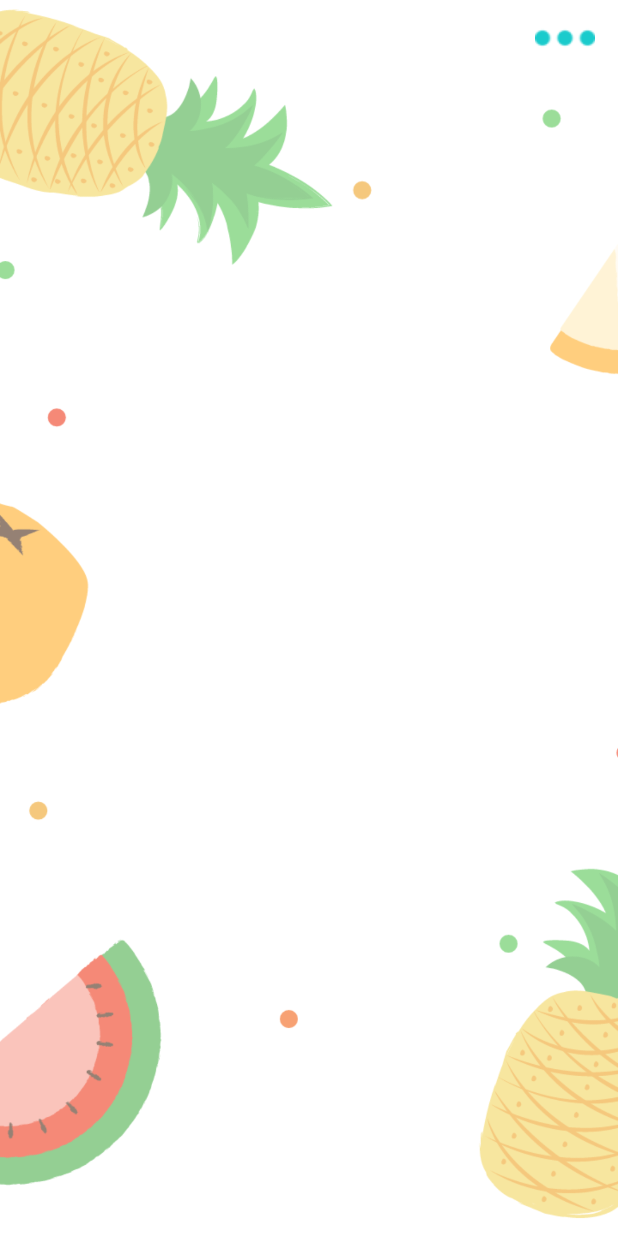
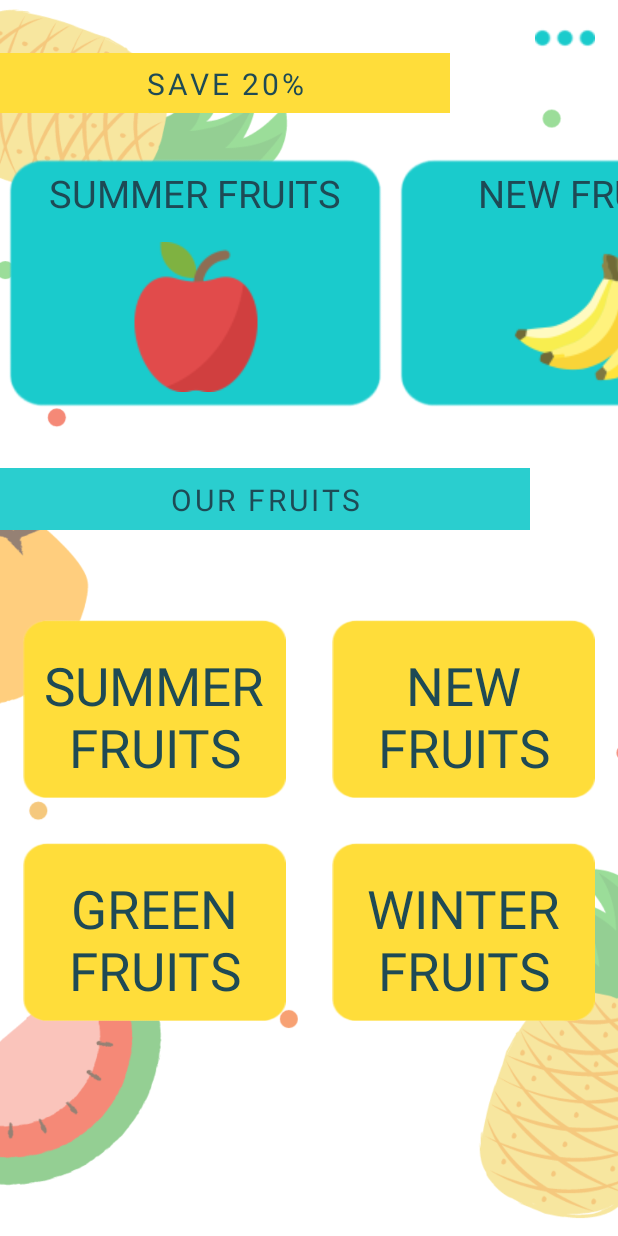
Before and after one commit to Loiy2002-SW/Lemo-Mall, an Android app: the screen it shows after launch (HomeScreen), on a phone screen of 412 x 824 dp. Run offline under Robolectric (Android 15) with nearby library versions, the phone set to English and light mode, and no system bars.

Commit message:
Finish Home Screen

```diff
--- a/app/build.gradle
+++ b/app/build.gradle
@@ -36,4 +36,7 @@ dependencies {
     testImplementation 'junit:junit:4.13.2'
     androidTestImplementation 'androidx.test.ext:junit:1.1.5'
     androidTestImplementation 'androidx.test.espresso:espresso-core:3.5.1'
+
+    // viewPager2 library
+    implementation 'androidx.viewpager2:viewpager2:1.1.0-alpha01'
 }
--- /dev/null
+++ b/app/src/main/java/com/loiy/lemomall/adapter/RecyclerHorizontalAdapter.java
@@ -0,0 +1,95 @@
+package com.loiy.lemomall.adapter;
+
+import android.content.Context;
+import android.view.LayoutInflater;
+import android.view.View;
+import android.view.ViewGroup;
+import android.widget.ImageView;
+import android.widget.TextView;
+import android.widget.Toast;
+
+import androidx.annotation.NonNull;
+import androidx.constraintlayout.widget.ConstraintLayout;
+import androidx.recyclerview.widget.RecyclerView;
+
+import com.loiy.lemomall.R;
+import com.loiy.lemomall.model.RecyclerModel;
+
+import java.util.List;
+
+public class RecyclerHorizontalAdapter extends RecyclerView.Adapter<RecyclerHorizontalAdapter.RecyclerHolder> {
+
+    Context mContext;
+    List<RecyclerModel> fruitList;
+
+    public RecyclerHorizontalAdapter(Context mContext, List<RecyclerModel> fruitList) {
+        this.mContext = mContext;
+        this.fruitList = fruitList;
+    }
+
+    @NonNull
+    @Override
+    public RecyclerHolder onCreateViewHolder(@NonNull ViewGroup parent, int viewType) {
+        LayoutInflater inflater = LayoutInflater.from(mContext);
+        View view = inflater.inflate(R.layout.recycler_horizontal_list_item, parent, false);
+
+        return new RecyclerHolder(view);
+    }
+
+    @Override
+    public void onBindViewHolder(@NonNull RecyclerHolder holder, int position) {
+
+
+        holder.list_fruit_name_textview.setText(fruitList.get(position).getFruitName());
+        holder.list_fruit_image_imageview.setImageResource(fruitList.get(position).getFruitImage());
+
+        holder.list_constraint.setOnClickListener(v -> {
+
+            switch (position){
+
+                case 0:
+                    Toast.makeText(mContext,fruitList.get(position).getFruitName() , Toast.LENGTH_SHORT).show();
+                    break;
+
+                case 1:
+                    Toast.makeText(mContext,fruitList.get(position).getFruitName() , Toast.LENGTH_SHORT).show();
+                    break;
+
+                case 2:
+                    Toast.makeText(mContext,fruitList.get(position).getFruitName() , Toast.LENGTH_SHORT).show();
+                    break;
+
+                case 3:
+                    Toast.makeText(mContext,fruitList.get(position).getFruitName() , Toast.LENGTH_SHORT).show();
+
+
+            }
+
+        });
+
+
+    }
+
+    @Override
+    public int getItemCount() {
+        return fruitList.size();
+    }
+
+
+
+    public class RecyclerHolder extends RecyclerView.ViewHolder {
+
+        ConstraintLayout list_constraint;
+        TextView list_fruit_name_textview;
+        ImageView list_fruit_image_imageview;
+
+        public RecyclerHolder(@NonNull View itemView) {
+            super(itemView);
+
+            list_constraint = itemView.findViewById(R.id.list_horizontal_constraint);
+
+            list_fruit_name_textview = itemView.findViewById(R.id.list_fruit_name_textview);
+            list_fruit_image_imageview = itemView.findViewById(R.id.list_fruit_image_imageview);
+        }
+    }
+}
--- /dev/null
+++ b/app/src/main/java/com/loiy/lemomall/adapter/RecyclerVerticalAdapter.java
@@ -0,0 +1,91 @@
+package com.loiy.lemomall.adapter;
+
+import android.content.Context;
+import android.view.LayoutInflater;
+import android.view.View;
+import android.view.ViewGroup;
+import android.widget.ImageView;
+import android.widget.TextView;
+import android.widget.Toast;
+
+import androidx.annotation.NonNull;
+import androidx.constraintlayout.widget.ConstraintLayout;
+import androidx.recyclerview.widget.RecyclerView;
+
+import com.loiy.lemomall.R;
+import com.loiy.lemomall.model.RecyclerModel;
+
+import java.util.List;
+
+public class RecyclerVerticalAdapter extends RecyclerView.Adapter<RecyclerVerticalAdapter.RecyclerHolder> {
+
+    Context mContext;
+    List<RecyclerModel> fruitList;
+
+    public RecyclerVerticalAdapter(Context mContext, List<RecyclerModel> fruitList) {
+        this.mContext = mContext;
+        this.fruitList = fruitList;
+    }
+
+    @NonNull
+    @Override
+    public RecyclerHolder onCreateViewHolder(@NonNull ViewGroup parent, int viewType) {
+        LayoutInflater inflater = LayoutInflater.from(mContext);
+        View view = inflater.inflate(R.layout.recycler_vertical_list_item, parent, false);
+
+        return new RecyclerHolder(view);
+    }
+
+    @Override
+    public void onBindViewHolder(@NonNull RecyclerHolder holder, int position) {
+
+
+        holder.list_our_fruits_textview.setText(fruitList.get(position).getFruitName());
+
+        holder.list_vertical_constraint.setOnClickListener(v -> {
+
+            switch (position) {
+
+                case 0:
+                    Toast.makeText(mContext, fruitList.get(position).getFruitName(), Toast.LENGTH_SHORT).show();
+                    break;
+
+                case 1:
+                    Toast.makeText(mContext, fruitList.get(position).getFruitName(), Toast.LENGTH_SHORT).show();
+                    break;
+
+                case 2:
+                    Toast.makeText(mContext, fruitList.get(position).getFruitName(), Toast.LENGTH_SHORT).show();
+                    break;
+
+                case 3:
+                    Toast.makeText(mContext, fruitList.get(position).getFruitName(), Toast.LENGTH_SHORT).show();
+
+
+            }
+        });
+
+
+    }
+
+    @Override
+    public int getItemCount() {
+        return fruitList.size();
+    }
+
+
+
+    public class RecyclerHolder extends RecyclerView.ViewHolder {
+
+        ConstraintLayout list_vertical_constraint;
+        TextView list_our_fruits_textview;
+
+        public RecyclerHolder(@NonNull View itemView) {
+            super(itemView);
+
+            list_vertical_constraint = itemView.findViewById(R.id.list_vertical_constraint);
+
+            list_our_fruits_textview = itemView.findViewById(R.id.list_our_fruits_textview);
+        }
+    }
+}
--- a/app/src/main/java/com/loiy/lemomall/modle/BaseMenu.java
+++ b/app/src/main/java/com/loiy/lemomall/model/BaseMenu.java
@@ -1,4 +1,4 @@
-package com.loiy.lemomall.modle;
+package com.loiy.lemomall.model;
 
 import android.os.Bundle;
 import android.view.View;
--- /dev/null
+++ b/app/src/main/java/com/loiy/lemomall/model/RecyclerModel.java
@@ -0,0 +1,31 @@
+package com.loiy.lemomall.model;
+
+public class RecyclerModel {
+
+
+    String fruitName;
+    int fruitImage;
+
+    public RecyclerModel(String fruitName) {
+
+        this.fruitName = fruitName;
+    }
+
+    public RecyclerModel(String fruitName, int fruitImage) {
+
+        this.fruitName = fruitName;
+        this.fruitImage = fruitImage;
+    }
+
+
+    public int getFruitImage() {
+        return fruitImage;
+    }
+
+
+    public String getFruitName() {
+        return fruitName;
+    }
+
+
+}
--- a/app/src/main/java/com/loiy/lemomall/ui/HomeScreen.java
+++ b/app/src/main/java/com/loiy/lemomall/ui/HomeScreen.java
@@ -2,14 +2,31 @@ package com.loiy.lemomall.ui;
 
 
 import android.os.Bundle;
-import android.view.Window;
-import android.view.WindowManager;
+import android.widget.GridLayout;
+
+import androidx.recyclerview.widget.GridLayoutManager;
+import androidx.recyclerview.widget.LinearLayoutManager;
+import androidx.recyclerview.widget.RecyclerView;
 
 import com.loiy.lemomall.R;
-import com.loiy.lemomall.modle.BaseMenu;
+import com.loiy.lemomall.adapter.RecyclerHorizontalAdapter;
+import com.loiy.lemomall.adapter.RecyclerVerticalAdapter;
+import com.loiy.lemomall.model.BaseMenu;
+import com.loiy.lemomall.model.RecyclerModel;
+
+import java.util.ArrayList;
+import java.util.List;
 
 public class HomeScreen extends BaseMenu {
 
+    // fields declaration.
+    RecyclerView home_recycler_horizontal, home_recycler_vertical;
+
+
+    // create a list to sent it to the adapter.
+    List<RecyclerModel> fruitListHor = new ArrayList<>();
+
+    List<RecyclerModel> fruitListVer = new ArrayList<>();
 
     @Override
     protected void onCreate(Bundle savedInstanceState) {
@@ -19,5 +36,35 @@ public class HomeScreen extends BaseMenu {
         //this method will show the more_option icon
         showViews(true, null);
 
+        // initialization.
+        home_recycler_horizontal = findViewById(R.id.home_recycler_horizontal);
+        home_recycler_vertical = findViewById(R.id.home_recycler_vertical);
+
+        String[] fruitNames = getResources().getStringArray(R.array.fruitNames);
+
+        // fill the list with fruits data
+        fruitListHor.add(new RecyclerModel(fruitNames[0], R.drawable.ic_apple));
+        fruitListHor.add(new RecyclerModel(fruitNames[1], R.drawable.ic_bananas));
+        fruitListHor.add(new RecyclerModel(fruitNames[2], R.drawable.ic_orange));
+        fruitListHor.add(new RecyclerModel(fruitNames[3], R.drawable.ic_strawberry));
+
+        RecyclerHorizontalAdapter recyclerHorizontalAdapter = new RecyclerHorizontalAdapter(getApplicationContext(), fruitListHor);
+
+        home_recycler_horizontal.setAdapter(recyclerHorizontalAdapter);
+        home_recycler_horizontal.setLayoutManager(new LinearLayoutManager(getApplicationContext(), LinearLayoutManager.HORIZONTAL, false));
+
+
+        // fill the list with fruits data
+        fruitListVer.add(new RecyclerModel(fruitNames[0]));
+        fruitListVer.add(new RecyclerModel(fruitNames[1]));
+        fruitListVer.add(new RecyclerModel(fruitNames[2]));
+        fruitListVer.add(new RecyclerModel(fruitNames[3]));
+
+        RecyclerVerticalAdapter recyclerVerticalAdapter = new RecyclerVerticalAdapter(getApplicationContext(), fruitListVer);
+
+        home_recycler_vertical.setAdapter(recyclerVerticalAdapter);
+        home_recycler_vertical.setLayoutManager(new GridLayoutManager(getApplicationContext(),2));
+
+
     }
 }
--- a/app/src/main/res/layout/activity_main.xml
+++ b/app/src/main/res/layout/activity_main.xml
@@ -8,11 +8,78 @@
     tools:context=".ui.HomeScreen">
 
     <include
+        android:id="@+id/home_base_include"
         layout="@layout/base_menu"
         app:layout_constraintEnd_toEndOf="parent"
         app:layout_constraintStart_toStartOf="parent"
         app:layout_constraintTop_toTopOf="parent" />
 
 
+    <ImageView
+        android:id="@+id/home_save_dis_imageview"
+        android:layout_width="wrap_content"
+        android:layout_height="wrap_content"
+        android:src="@drawable/bg_save_discount"
+        app:layout_constraintStart_toStartOf="parent"
+        app:layout_constraintTop_toBottomOf="@id/home_base_include" />
+
+    <TextView
+        android:layout_width="wrap_content"
+        android:layout_height="wrap_content"
+        android:text="@string/save_discount_str"
+        android:textAlignment="center"
+        android:textColor="@color/dark_blue"
+        android:textSize="20sp"
+        android:letterSpacing="0.1"
+        app:layout_constraintBottom_toBottomOf="@+id/home_save_dis_imageview"
+        app:layout_constraintEnd_toEndOf="@+id/home_save_dis_imageview"
+        app:layout_constraintStart_toStartOf="@id/home_save_dis_imageview"
+        app:layout_constraintTop_toTopOf="@id/home_save_dis_imageview" />
+
+    <androidx.recyclerview.widget.RecyclerView
+        android:id="@+id/home_recycler_horizontal"
+        android:layout_width="match_parent"
+        android:layout_height="wrap_content"
+        android:layout_marginTop="25dp"
+        app:layout_constraintEnd_toEndOf="parent"
+        app:layout_constraintStart_toStartOf="parent"
+        app:layout_constraintTop_toBottomOf="@id/home_save_dis_imageview" />
+
+
+
+    <ImageView
+        android:id="@+id/home_our_fruits_imageview"
+        android:layout_width="wrap_content"
+        android:layout_height="wrap_content"
+        android:layout_marginTop="35dp"
+        android:src="@drawable/bg_our_fruits"
+        app:layout_constraintStart_toStartOf="parent"
+        app:layout_constraintTop_toBottomOf="@id/home_recycler_horizontal" />
+
+
+    <TextView
+        android:layout_width="wrap_content"
+        android:layout_height="wrap_content"
+        android:text="@string/our_fruits_str"
+        android:textAlignment="center"
+        android:textColor="@color/dark_blue"
+        android:textSize="20sp"
+        android:letterSpacing="0.1"
+        app:layout_constraintBottom_toBottomOf="@+id/home_our_fruits_imageview"
+        app:layout_constraintEnd_toEndOf="@+id/home_our_fruits_imageview"
+        app:layout_constraintStart_toStartOf="@id/home_our_fruits_imageview"
+        app:layout_constraintTop_toTopOf="@id/home_our_fruits_imageview" />
+
+
+    <androidx.recyclerview.widget.RecyclerView
+        android:id="@+id/home_recycler_vertical"
+        android:layout_width="match_parent"
+        android:layout_height="wrap_content"
+        android:layout_marginTop="30dp"
+        app:layout_constraintEnd_toEndOf="parent"
+        app:layout_constraintStart_toStartOf="parent"
+        app:layout_constraintTop_toBottomOf="@id/home_our_fruits_imageview" />
+
+
 
 </androidx.constraintlayout.widget.ConstraintLayout>
--- /dev/null
+++ b/app/src/main/res/layout/recycler_horizontal_list_item.xml
@@ -0,0 +1,41 @@
+<?xml version="1.0" encoding="utf-8"?>
+<androidx.constraintlayout.widget.ConstraintLayout xmlns:android="http://schemas.android.com/apk/res/android"
+    xmlns:app="http://schemas.android.com/apk/res-auto"
+    android:id="@+id/list_horizontal_constraint"
+    android:layout_width="250dp"
+    android:layout_height="wrap_content"
+    android:layout_margin="5dp"
+    android:background="@drawable/bg_recycler_horizontal">
+
+    <TextView
+        android:id="@+id/list_fruit_name_textview"
+        android:layout_width="match_parent"
+        android:layout_height="wrap_content"
+        android:padding="5dp"
+        android:textColor="@color/dark_blue"
+        android:textSize="25sp"
+        android:textAlignment="center"
+        app:layout_constraintEnd_toEndOf="parent"
+        app:layout_constraintStart_toStartOf="parent"
+        app:layout_constraintTop_toTopOf="parent" />
+
+
+    <ImageView
+        android:id="@+id/list_fruit_image_imageview"
+        android:layout_width="wrap_content"
+        android:layout_height="wrap_content"
+        android:layout_margin="10dp"
+        app:layout_constraintEnd_toEndOf="parent"
+        app:layout_constraintStart_toStartOf="parent"
+        app:layout_constraintTop_toBottomOf="@+id/list_fruit_name_textview" />
+
+    <Space
+        android:layout_width="match_parent"
+        android:layout_height="10dp"
+        app:layout_constraintEnd_toEndOf="parent"
+        app:layout_constraintStart_toStartOf="parent"
+        app:layout_constraintTop_toBottomOf="@+id/list_fruit_image_imageview"
+        />
+
+
+</androidx.constraintlayout.widget.ConstraintLayout>
--- /dev/null
+++ b/app/src/main/res/layout/recycler_vertical_list_item.xml
@@ -0,0 +1,27 @@
+<?xml version="1.0" encoding="utf-8"?>
+<androidx.constraintlayout.widget.ConstraintLayout xmlns:android="http://schemas.android.com/apk/res/android"
+    xmlns:app="http://schemas.android.com/apk/res-auto"
+    android:id="@+id/list_vertical_constraint"
+    android:layout_width="wrap_content"
+    android:layout_height="wrap_content"
+    android:layout_marginTop="30dp"
+    android:layout_marginStart="15dp"
+    android:layout_marginEnd="15dp"
+    android:background="@drawable/bg_recycler_vertical">
+
+    <TextView
+        android:id="@+id/list_our_fruits_textview"
+        android:layout_width="wrap_content"
+        android:layout_height="wrap_content"
+        android:layout_margin="10dp"
+        android:padding="10dp"
+        android:textColor="@color/dark_blue"
+        android:textSize="35sp"
+        android:gravity="center"
+        app:layout_constraintEnd_toEndOf="parent"
+        app:layout_constraintStart_toStartOf="parent"
+        app:layout_constraintTop_toTopOf="parent" />
+
+
+
+</androidx.constraintlayout.widget.ConstraintLayout>
--- a/app/src/main/res/values/strings.xml
+++ b/app/src/main/res/values/strings.xml
@@ -5,4 +5,15 @@
     <string name="basket_str">BASKET</string>
     <string name="orders_str">ORDERS</string>
     <string name="logout_str">LOGOUT</string>
+    <string name="save_discount_str">SAVE 20%</string>
+    <string name="our_fruits_str">OUR FRUITS</string>
+
+    <string-array name="fruitNames">
+
+        <item name="0"> SUMMER FRUITS </item>
+        <item name="1"> NEW FRUITS </item>
+        <item name="2"> GREEN FRUITS </item>
+        <item name="3"> WINTER FRUITS </item>
+
+    </string-array>
 </resources>
```
Also changed, not shown: app/src/main/res/drawable/bg_our_fruits.png (added), app/src/main/res/drawable/bg_recycler_horizontal.png (added), app/src/main/res/drawable/bg_recycler_vertical.png (added), app/src/main/res/drawable/bg_save_discount.png (added), app/src/main/res/drawable/ic_apple.png (added), app/src/main/res/drawable/ic_bananas.png (added), app/src/main/res/drawable/ic_orange.png (added), app/src/main/res/drawable/ic_strawberry.png (added).
